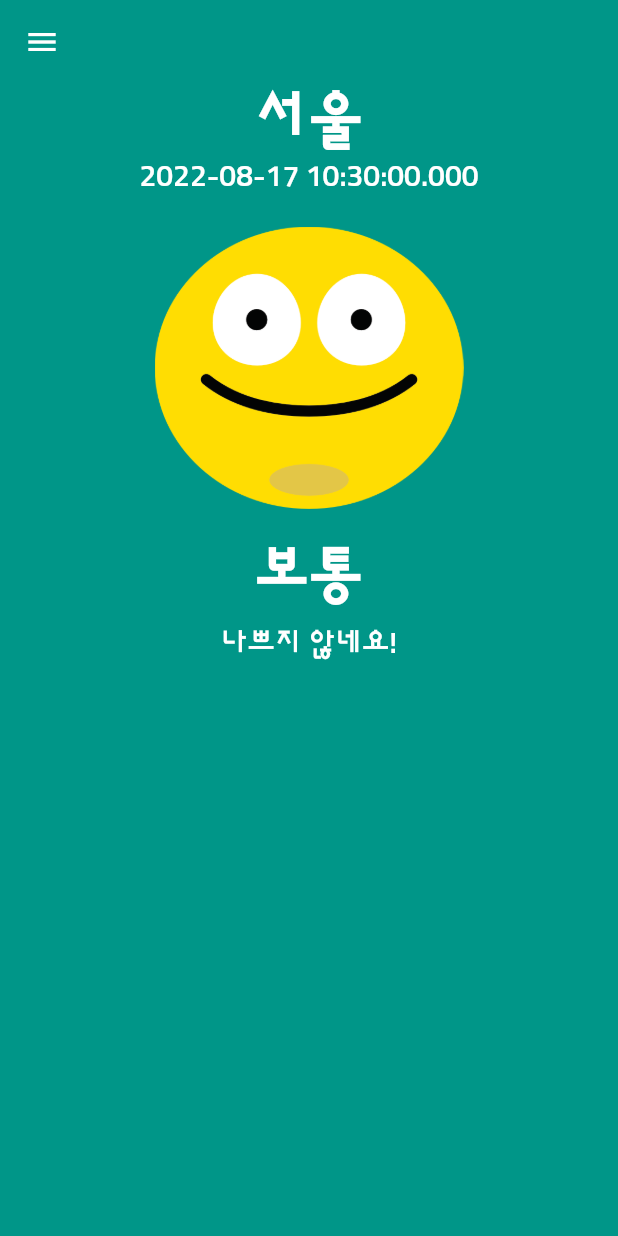
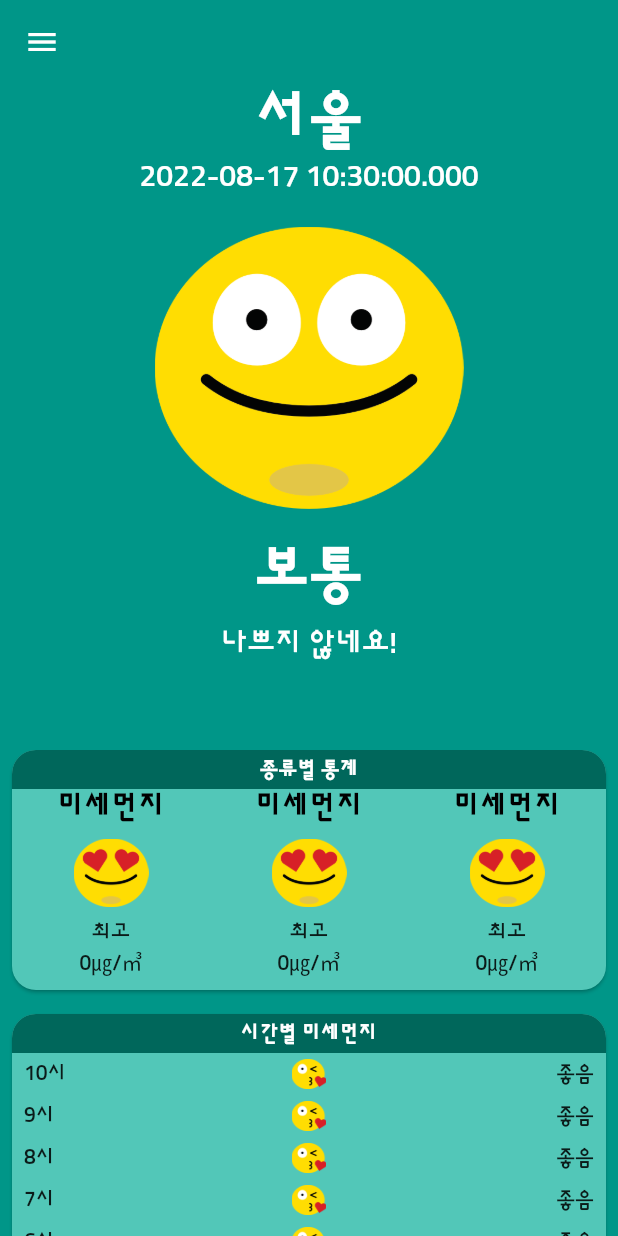
Before and after one commit to sjsjsj1246/flutter_project_dust, a Flutter app: the screen it shows after launch, on a phone screen of 412 x 824 dp. Run offline on Flutter 3.47's test engine with Material 2 defaults, Android fonts, the phone set to English and light mode, and no system bars.

Commit message:
Feat: Card UI

```diff
--- /dev/null
+++ b/lib/components/card_title.dart
@@ -0,0 +1,26 @@
+import 'package:flutter/material.dart';
+import 'package:flutter_project_dust/const/colors.dart';
+
+class CardTitle extends StatelessWidget {
+  final String title;
+  const CardTitle({required this.title, Key? key}) : super(key: key);
+
+  @override
+  Widget build(BuildContext context) {
+    return Container(
+        decoration: BoxDecoration(
+          color: DARK_COLOR,
+          borderRadius: BorderRadius.only(
+            topLeft: Radius.circular(16),
+            topRight: Radius.circular(16),
+          ),
+        ),
+        child: Padding(
+          padding: const EdgeInsets.all(4.0),
+          child: Text(title,
+              style:
+                  TextStyle(color: Colors.white, fontWeight: FontWeight.w700),
+              textAlign: TextAlign.center),
+        ));
+  }
+}
--- /dev/null
+++ b/lib/components/category_card.dart
@@ -0,0 +1,38 @@
+import 'package:flutter/material.dart';
+import 'package:flutter_project_dust/components/card_title.dart';
+import 'package:flutter_project_dust/components/main_card.dart';
+import 'package:flutter_project_dust/components/mame_stat.dart';
+import 'package:flutter_project_dust/const/colors.dart';
+
+class CategoryCard extends StatelessWidget {
+  const CategoryCard({Key? key}) : super(key: key);
+
+  @override
+  Widget build(BuildContext context) {
+    return SizedBox(
+      height: 160,
+      child: MainCard(child: LayoutBuilder(builder: (context, constraints) {
+        return Column(
+          crossAxisAlignment: CrossAxisAlignment.stretch,
+          children: [
+            CardTitle(title: "종류별 통계"),
+            Expanded(
+              child: ListView(
+                scrollDirection: Axis.horizontal,
+                physics: PageScrollPhysics(),
+                children: List.generate(
+                    20,
+                    (index) => MainStat(
+                        width: constraints.maxWidth / 3,
+                        category: "미세먼지",
+                        imgPath: 'asset/img/best.png',
+                        level: '최고',
+                        stat: '0㎍/㎥')),
+              ),
+            )
+          ],
+        );
+      })),
+    );
+  }
+}
--- /dev/null
+++ b/lib/components/hourly_card.dart
@@ -0,0 +1,34 @@
+import 'package:flutter/material.dart';
+import 'package:flutter_project_dust/components/card_title.dart';
+import 'package:flutter_project_dust/components/main_card.dart';
+
+class HourlyCard extends StatelessWidget {
+  const HourlyCard({Key? key}) : super(key: key);
+
+  @override
+  Widget build(BuildContext context) {
+    return MainCard(
+        child:
+            Column(crossAxisAlignment: CrossAxisAlignment.stretch, children: [
+      CardTitle(title: "시간별 미세먼지"),
+      ...List.generate(24, (index) {
+        final now = DateTime.now();
+        final hour = now.hour;
+        int currentHour = now.hour - index;
+        if (currentHour < 0) currentHour += 24;
+
+        return Padding(
+          padding: const EdgeInsets.symmetric(horizontal: 8.0, vertical: 4.0),
+          child: Row(
+            mainAxisAlignment: MainAxisAlignment.spaceBetween,
+            children: [
+              Expanded(child: Text('$currentHour시')),
+              Expanded(child: Image.asset('asset/img/good.png', height: 20.0)),
+              Expanded(child: Text('좋음', textAlign: TextAlign.right)),
+            ],
+          ),
+        );
+      })
+    ]));
+  }
+}
--- /dev/null
+++ b/lib/components/main_card.dart
@@ -0,0 +1,20 @@
+import 'package:flutter/material.dart';
+import 'package:flutter_project_dust/const/colors.dart';
+
+class MainCard extends StatelessWidget {
+  final Widget child;
+  const MainCard({required this.child, Key? key}) : super(key: key);
+
+  @override
+  Widget build(BuildContext context) {
+    return Card(
+        margin: const EdgeInsets.symmetric(horizontal: 8.0),
+        shape: RoundedRectangleBorder(
+          borderRadius: BorderRadius.all(
+            Radius.circular(16),
+          ),
+        ),
+        color: LIGHT_COLOR,
+        child: child);
+  }
+}
--- /dev/null
+++ b/lib/components/mame_stat.dart
@@ -0,0 +1,35 @@
+import 'package:flutter/material.dart';
+
+class MainStat extends StatelessWidget {
+  final String category, imgPath, level, stat;
+  final double width;
+
+  const MainStat(
+      {required this.category,
+      required this.imgPath,
+      required this.level,
+      required this.stat,
+      required this.width,
+      Key? key})
+      : super(key: key);
+
+  @override
+  Widget build(BuildContext context) {
+    final textStyle = TextStyle(
+        fontSize: 20, fontWeight: FontWeight.bold, color: Colors.black);
+
+    return SizedBox(
+      width: width,
+      child: Column(
+        children: [
+          Text(category, style: textStyle),
+          const SizedBox(height: 8.0),
+          Image.asset(imgPath, width: 50.0),
+          const SizedBox(height: 8.0),
+          Text(level),
+          Text(stat),
+        ],
+      ),
+    );
+  }
+}
--- a/lib/screens/HomeScreen.dart
+++ b/lib/screens/HomeScreen.dart
@@ -1,6 +1,11 @@
 import 'package:flutter/material.dart';
+import 'package:flutter_project_dust/components/card_title.dart';
+import 'package:flutter_project_dust/components/category_card.dart';
+import 'package:flutter_project_dust/components/hourly_card.dart';
 import 'package:flutter_project_dust/components/main_app_bar.dart';
+import 'package:flutter_project_dust/components/main_card.dart';
 import 'package:flutter_project_dust/components/main_drawer.dart';
+import 'package:flutter_project_dust/components/mame_stat.dart';
 import 'package:flutter_project_dust/const/colors.dart';
 
 class HomeScreen extends StatelessWidget {
@@ -12,7 +17,15 @@ class HomeScreen extends StatelessWidget {
       drawer: MainDrawer(),
       backgroundColor: PRIMARY_COLOR,
       body: CustomScrollView(
-        slivers: [MainAppBar()],
+        slivers: [
+          MainAppBar(),
+          SliverToBoxAdapter(
+            child: Column(
+              crossAxisAlignment: CrossAxisAlignment.stretch,
+              children: [CategoryCard(), SizedBox(height: 16), HourlyCard()],
+            ),
+          )
+        ],
       ),
     );
   }
```
